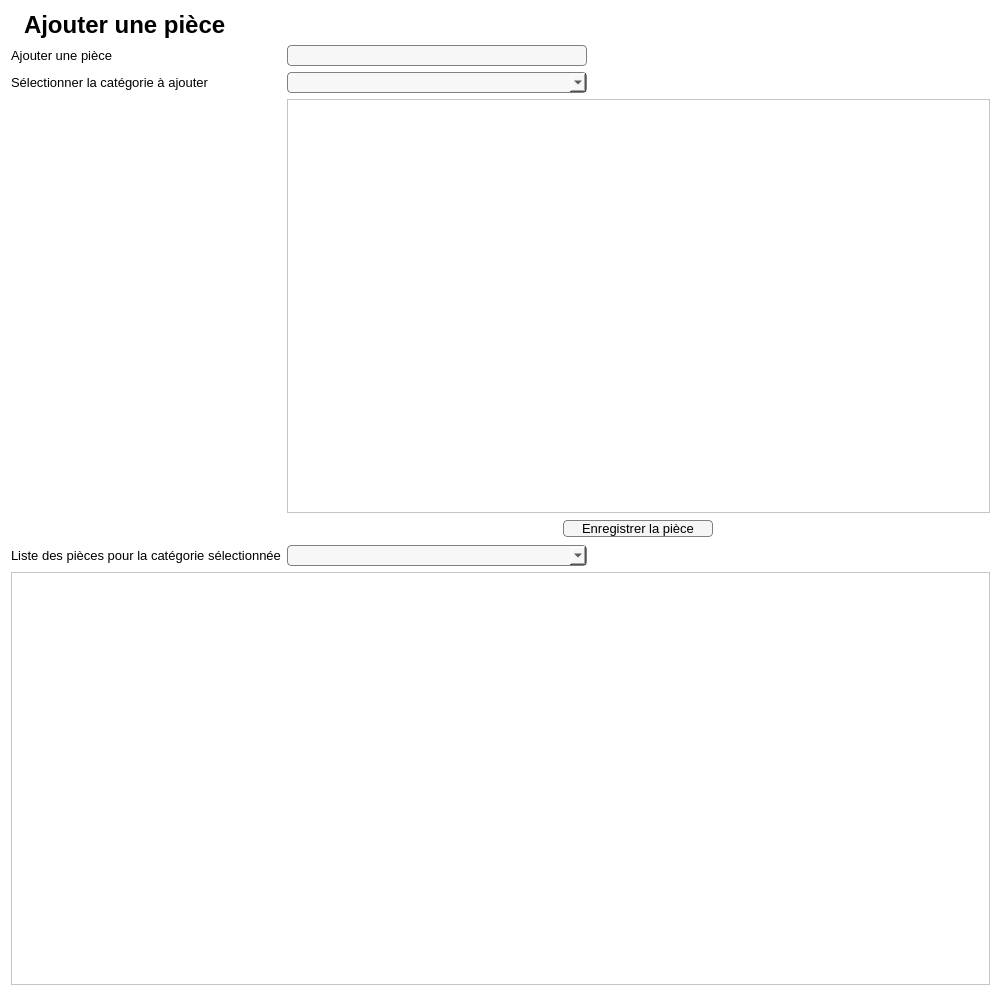
This is Interface/FenetresEnUI/Piece.ui in ProjetPC2/SIMM2.0-DEV as Qt 5 draws it before an edit. The edited form follows.
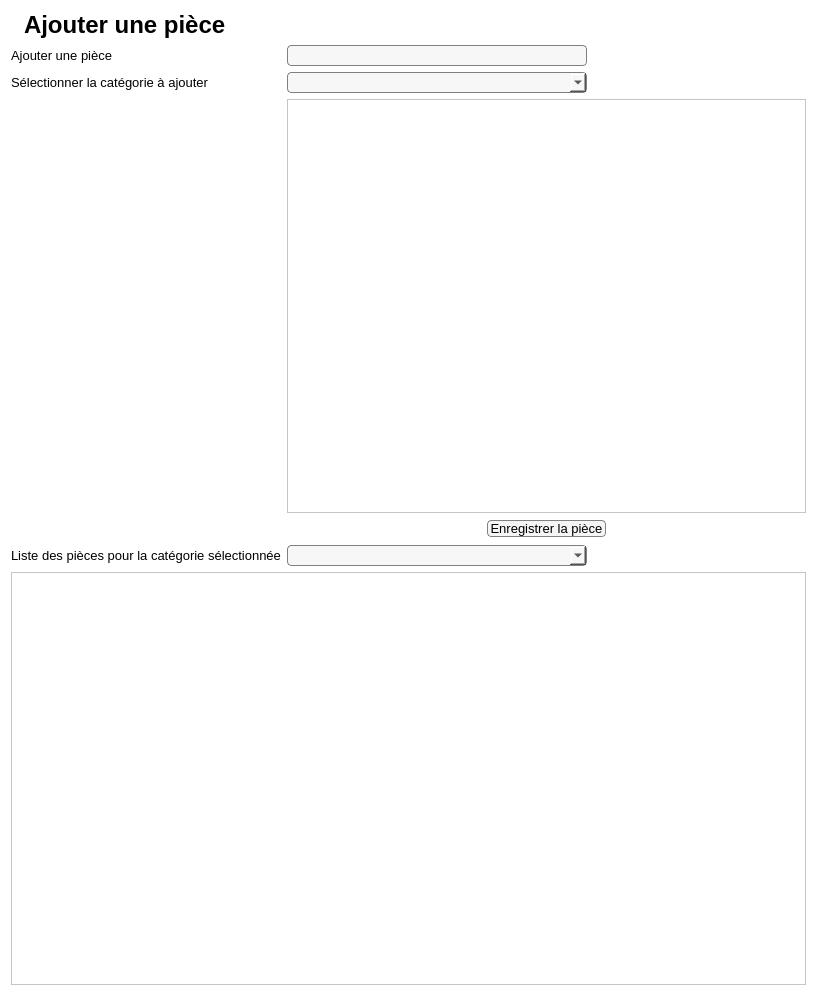
This is the edited form. Icons and pictures are not drawn.

The edit to the form file:
```diff
--- a/Interface/FenetresEnUI/Piece.ui
+++ b/Interface/FenetresEnUI/Piece.ui
@@ -6,7 +6,7 @@
    <rect>
     <x>0</x>
     <y>0</y>
-    <width>1001</width>
+    <width>817</width>
     <height>996</height>
    </rect>
   </property>
```
